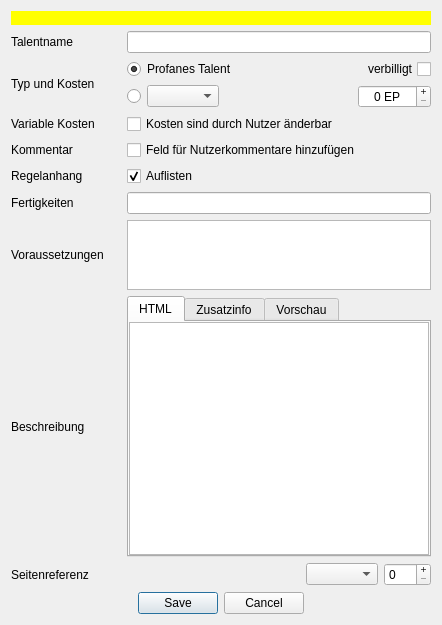
This is designer/DatenbankEditTalent.ui in Aeolitus/Sephrasto as Qt 5 draws it before an edit. The edited form follows.
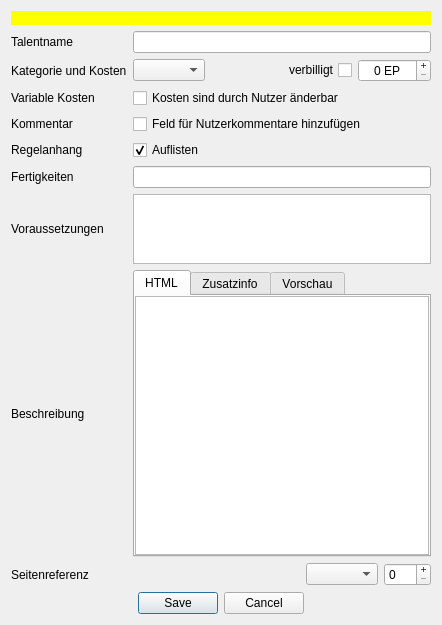
This is the edited form.

Commit message: Refactor "typ" to be called "kategorie". This harmonizes FreieFertigkeiten and Talent with the other db elements. Also make all elements with "kategorie" sortable through the respective database setting without breaking indexes.

Diff of the .ui file:
```diff
--- a/designer/DatenbankEditTalent.ui
+++ b/designer/DatenbankEditTalent.ui
@@ -282,7 +282,7 @@
      <item row="2" column="0">
       <widget class="QLabel" name="label_2">
        <property name="text">
-        <string>Typ und Kosten</string>
+        <string>Kategorie und Kosten</string>
        </property>
       </widget>
      </item>
@@ -302,22 +302,16 @@
      <item row="2" column="1">
       <layout class="QVBoxLayout" name="verticalLayout">
        <item>
-        <layout class="QHBoxLayout" name="horizontalLayout_2">
+        <layout class="QHBoxLayout" name="horizontalLayout">
          <item>
-          <widget class="QRadioButton" name="buttonProfan">
+          <widget class="QComboBox" name="comboTyp">
            <property name="toolTip">
-            <string>Reguläre Talente können nur profanen Fertigkeiten zugewiesen werden und die Kosten richten sich nach deren Steigerungsfaktor.</string>
-           </property>
-           <property name="text">
-            <string>Profanes Talent</string>
-           </property>
-           <property name="checked">
-            <bool>true</bool>
+            <string>Spezialtalente können nur übernatürlichen Fertigkeiten zugewiesen werden und sie haben frei wählbare Kosten.</string>
            </property>
           </widget>
          </item>
          <item>
-          <spacer name="horizontalSpacer_2">
+          <spacer name="horizontalSpacer_3">
            <property name="orientation">
             <enum>Qt::Horizontal</enum>
            </property>
@@ -341,46 +335,6 @@
             <string>verbilligt</string>
            </property>
           </widget>
-         </item>
-        </layout>
-       </item>
-       <item>
-        <layout class="QHBoxLayout" name="horizontalLayout">
-         <item>
-          <widget class="QRadioButton" name="buttonSpezial">
-           <property name="sizePolicy">
-            <sizepolicy hsizetype="Preferred" vsizetype="Fixed">
-             <horstretch>0</horstretch>
-             <verstretch>0</verstretch>
-            </sizepolicy>
-           </property>
-           <property name="toolTip">
-            <string>Spezialtalente können nur übernatürlichen Fertigkeiten zugewiesen werden und sie haben frei wählbare Kosten.</string>
-           </property>
-           <property name="text">
-            <string/>
-           </property>
-          </widget>
-         </item>
-         <item>
-          <widget class="QComboBox" name="comboTyp">
-           <property name="toolTip">
-            <string>Spezialtalente können nur übernatürlichen Fertigkeiten zugewiesen werden und sie haben frei wählbare Kosten.</string>
-           </property>
-          </widget>
-         </item>
-         <item>
-          <spacer name="horizontalSpacer_3">
-           <property name="orientation">
-            <enum>Qt::Horizontal</enum>
-           </property>
-           <property name="sizeHint" stdset="0">
-            <size>
-             <width>40</width>
-             <height>20</height>
-            </size>
-           </property>
-          </spacer>
          </item>
          <item>
           <widget class="QSpinBox" name="spinKosten">
```
Left out of the diff: 2 changed lines with no effect on the pictures. The commit also changes 44 other files.
